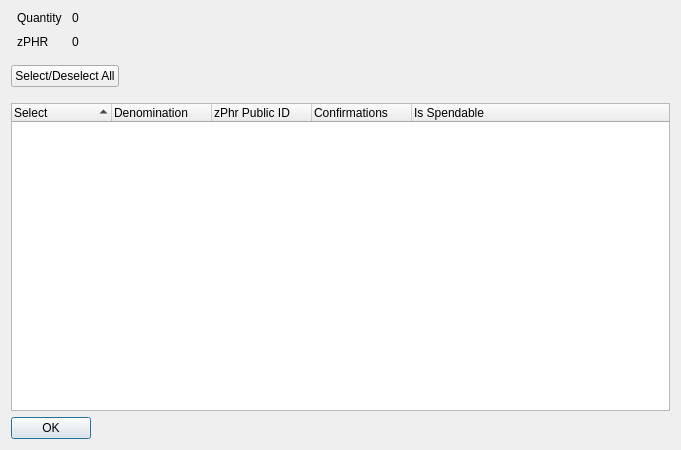
Old version of the form src/qt/forms/zjiyocontroldialog.ui in the repository jiyocommunity/jiyox.
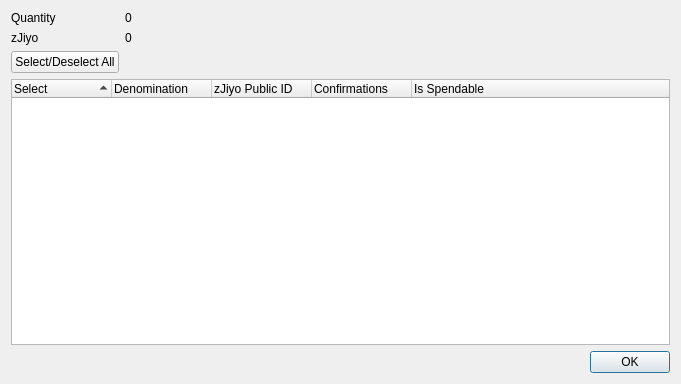
New version of the form.

Patch:
```diff
--- a/src/qt/forms/zjiyocontroldialog.ui
+++ b/src/qt/forms/zjiyocontroldialog.ui
@@ -7,40 +7,23 @@
     <x>0</x>
     <y>0</y>
     <width>681</width>
-    <height>450</height>
+    <height>384</height>
    </rect>
   </property>
   <property name="minimumSize">
    <size>
     <width>681</width>
-    <height>450</height>
+    <height>384</height>
    </size>
   </property>
   <property name="windowTitle">
    <string>Select zPhr to Spend</string>
   </property>
-  <layout class="QVBoxLayout" name="verticalLayout" stretch="0,0,0,0">
-   <item>
-    <layout class="QHBoxLayout" name="horizontalLayout" stretch="0,0">
-     <property name="spacing">
-      <number>-1</number>
-     </property>
-     <property name="bottomMargin">
-      <number>10</number>
-     </property>
-     <item>
+  <layout class="QGridLayout" name="gridLayout">
+   <item row="0" column="0">
       <layout class="QFormLayout" name="formLayout">
-       <property name="horizontalSpacing">
-        <number>10</number>
-       </property>
-       <property name="verticalSpacing">
-        <number>10</number>
-       </property>
-       <property name="leftMargin">
-        <number>6</number>
-       </property>
-       <property name="rightMargin">
-        <number>6</number>
+     <property name="sizeConstraint">
+      <enum>QLayout::SetDefaultConstraint</enum>
        </property>
        <item row="0" column="0">
         <widget class="QLabel" name="labelQuantity">
@@ -59,7 +42,7 @@
        <item row="1" column="0">
         <widget class="QLabel" name="labelZPhr">
          <property name="text">
-          <string>zPHR</string>
+        <string>zJiyo</string>
          </property>
         </widget>
        </item>
@@ -70,61 +53,19 @@
          </property>
         </widget>
        </item>
-      </layout>
-     </item>
-     <item>
-      <spacer name="horizontalSpacer_2">
-       <property name="orientation">
-        <enum>Qt::Horizontal</enum>
-       </property>
-       <property name="sizeHint" stdset="0">
-        <size>
-         <width>40</width>
-         <height>20</height>
-        </size>
-       </property>
-      </spacer>
-     </item>
-    </layout>
-   </item>
-   <item>
-    <layout class="QHBoxLayout" name="horizontalLayout3" stretch="0,0">
-     <property name="spacing">
-      <number>14</number>
-     </property>
-     <property name="bottomMargin">
-      <number>10</number>
-     </property>
-     <item>
+     <item row="2" column="0">
       <widget class="QPushButton" name="pushButtonAll">
        <property name="text">
         <string>Select/Deselect All</string>
        </property>
       </widget>
      </item>
-     <item>
-      <spacer name="horizontalSpacer">
-       <property name="orientation">
-        <enum>Qt::Horizontal</enum>
-       </property>
-       <property name="sizeHint" stdset="0">
-        <size>
-         <width>40</width>
-         <height>20</height>
-        </size>
-       </property>
-      </spacer>
-     </item>
     </layout>
    </item>
+   <item row="1" column="0">
+    <layout class="QVBoxLayout" name="verticalLayout">
    <item>
     <widget class="QTreeWidget" name="treeWidget">
-     <property name="sizePolicy">
-      <sizepolicy hsizetype="Expanding" vsizetype="Expanding">
-       <horstretch>0</horstretch>
-       <verstretch>0</verstretch>
-      </sizepolicy>
-     </property>
      <property name="minimumSize">
       <size>
        <width>0</width>
@@ -155,7 +96,7 @@
      </column>
      <column>
       <property name="text">
-       <string notr="true">zPhr Public ID</string>
+         <string notr="true">zJiyo Public ID</string>
       </property>
      </column>
      <column>
@@ -172,12 +113,6 @@
    </item>
    <item>
     <widget class="QDialogButtonBox" name="buttonBox">
-     <property name="sizePolicy">
-      <sizepolicy hsizetype="Maximum" vsizetype="Fixed">
-       <horstretch>0</horstretch>
-       <verstretch>0</verstretch>
-      </sizepolicy>
-     </property>
      <property name="orientation">
       <enum>Qt::Horizontal</enum>
      </property>
@@ -187,6 +122,8 @@
     </widget>
    </item>
   </layout>
+   </item>
+  </layout>
  </widget>
  <resources/>
  <connections>
```
Left out of the diff: 14 changed lines with no effect on the pictures. Lines whose indentation alone changed are shown as unchanged.
